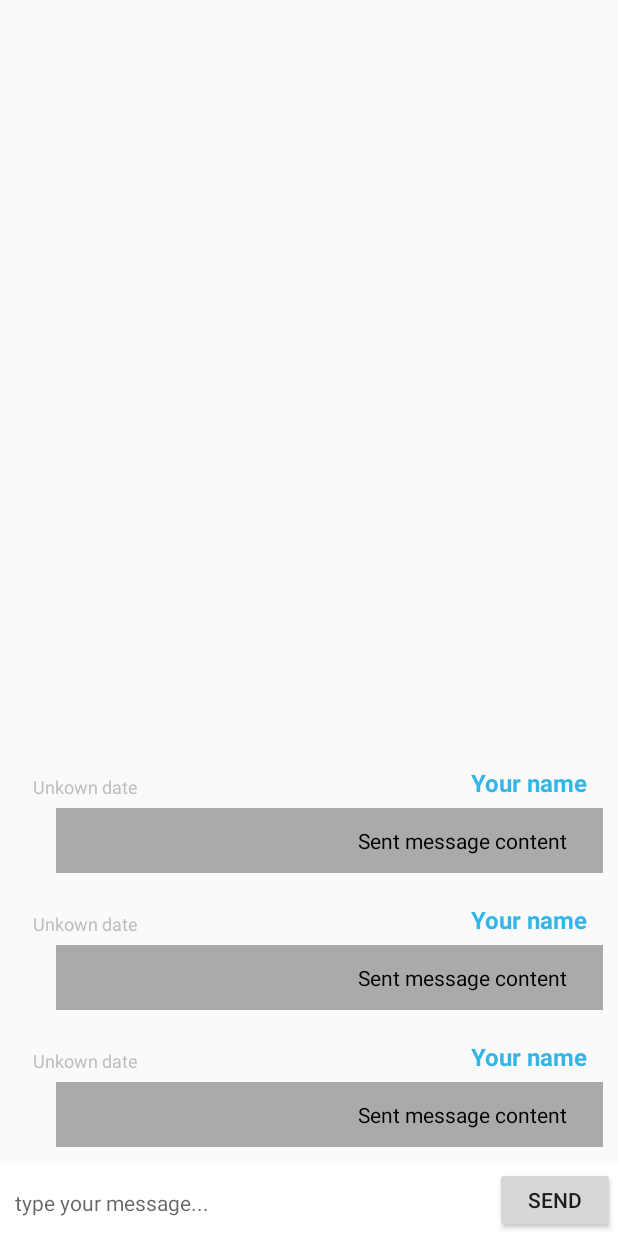
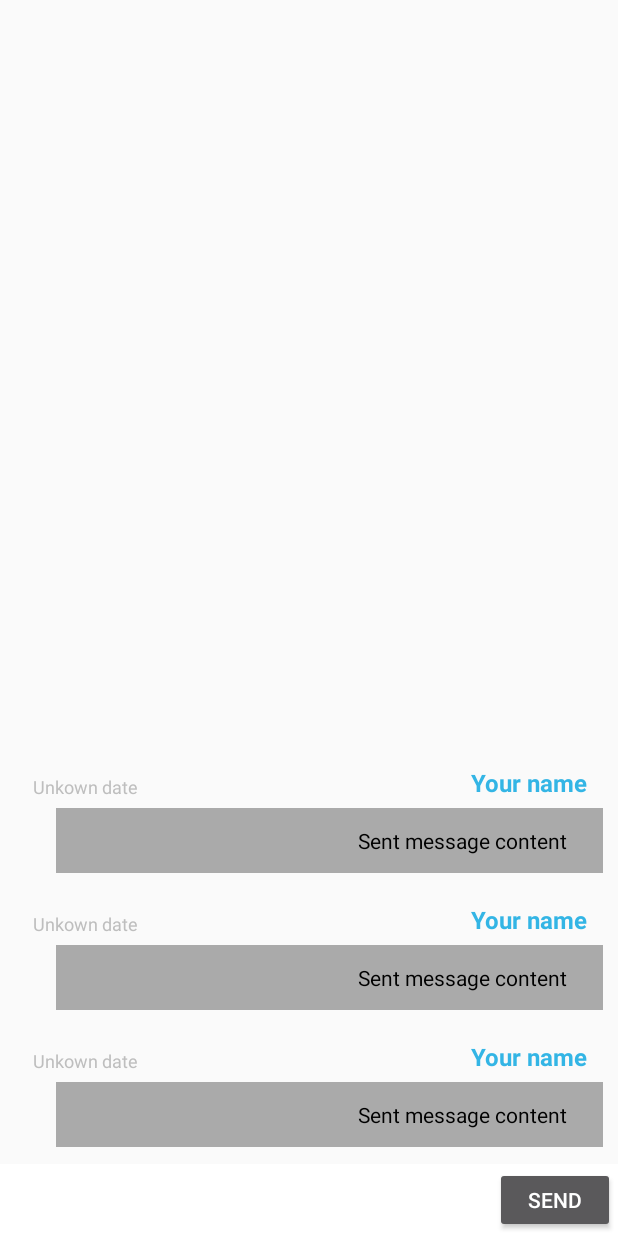
Before and after one commit to Keoush/Group_Messaging, an Android app: the layout activity_chat.xml on its own in the app's theme, with its tools: preview values and no code run, on a phone screen of 412 x 824 dp. Run offline under Robolectric (Android 15) with nearby library versions, the phone set to English and light mode, and no system bars.

Commit message:
main update commit

```diff
--- a/app/src/main/AndroidManifest.xml
+++ b/app/src/main/AndroidManifest.xml
@@ -7,7 +7,7 @@
 
     <application
         android:allowBackup="true"
-        android:icon="@mipmap/ic_launcher"
+        android:icon="@mipmap/app_messages_icon"
         android:label="@string/app_name"
         android:theme="@style/AppTheme" >
 
--- a/app/src/main/java/com/kebrit/groupmessaging/activity/ChatActivity.java
+++ b/app/src/main/java/com/kebrit/groupmessaging/activity/ChatActivity.java
@@ -84,6 +84,9 @@ public class ChatActivity extends ActionBarActivity {
         });
 
         setMsgReceiver();
+
+        Toast.makeText(getApplicationContext(), "Please wait until messages load...",
+                Toast.LENGTH_LONG).show();
     }
 
     private void loadPreferences() {
--- a/app/src/main/java/com/kebrit/groupmessaging/activity/LogInActivity.java
+++ b/app/src/main/java/com/kebrit/groupmessaging/activity/LogInActivity.java
@@ -64,7 +64,8 @@ public class LogInActivity extends Activity {
 
                 if (dataSnapshot.getValue() == null) {
                     if(password.length() < 4){
-                        Toast.makeText(LogInActivity.this, "your password length must greater than 4 character\nplease enter new password." + uID, Toast.LENGTH_LONG).show();
+                        Toast.makeText(LogInActivity.this, "your password length must greater than 4 character\n" +
+                                "please enter new password.", Toast.LENGTH_LONG).show();
                         return;
                     }
                     else {
--- a/app/src/main/java/com/kebrit/groupmessaging/activity/SplashActivity.java
+++ b/app/src/main/java/com/kebrit/groupmessaging/activity/SplashActivity.java
@@ -67,7 +67,7 @@ public class SplashActivity extends Activity {
         Thread timerThread = new Thread() {
             public void run() {
                 try {
-                    sleep(2700 + 3*extra);
+                    sleep(3000 + 3*extra);
                 } catch (InterruptedException e) {
                     e.printStackTrace();
                 } finally {
--- a/app/src/main/res/layout/activity_chat.xml
+++ b/app/src/main/res/layout/activity_chat.xml
@@ -28,7 +28,8 @@
         android:layout_height="48dp"
         android:background="@android:color/white"
         android:paddingLeft="10dp"
-        android:layout_alignParentBottom="true">
+        android:layout_alignParentBottom="true"
+        android:theme="@style/Base.V21.Theme.AppCompat">
 
 
         <EditText
--- a/app/src/main/res/menu/menu_splash.xml
+++ /dev/null
@@ -1,6 +0,0 @@
-<menu xmlns:android="http://schemas.android.com/apk/res/android"
-    xmlns:app="http://schemas.android.com/apk/res-auto"
-    xmlns:tools="http://schemas.android.com/tools" tools:context=".SplashActivity">
-    <item android:id="@+id/action_settings" android:title="@string/action_settings"
-        android:orderInCategory="100" app:showAsAction="never" />
-</menu>
--- a/app/src/main/res/values/strings.xml
+++ b/app/src/main/res/values/strings.xml
@@ -1,5 +1,5 @@
 <resources>
-    <string name="app_name">Group Messaging</string>
+    <string name="app_name">Group Messaging IKIU</string>
 
     <string name="hello_world">Hello world!</string>
     <string name="action_settings">Settings</string>
```
Also changed, not shown: app/src/main/res/mipmap-hdpi/app_messages_icon.png (added).
